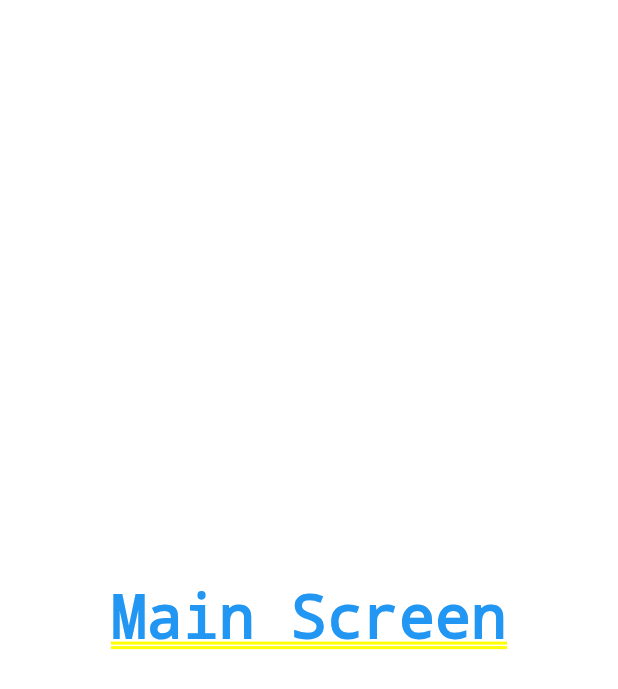
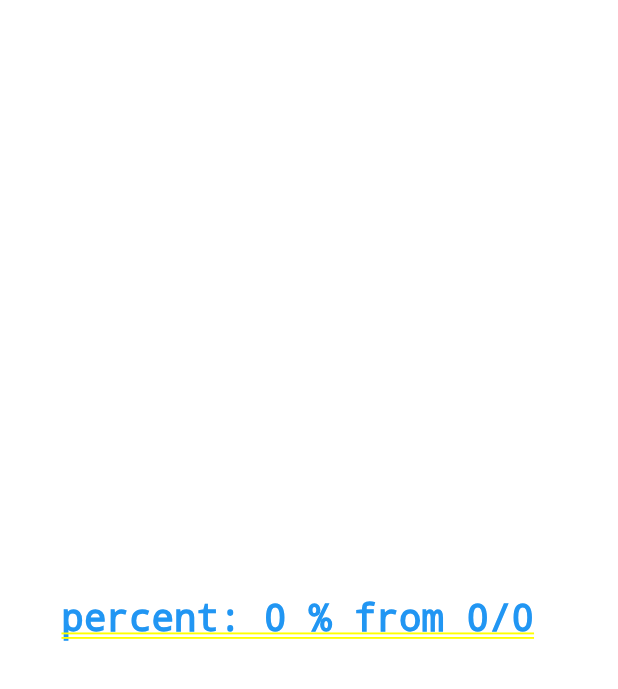
Before and after one commit to osamaaabdalmalik/elresala, a Flutter app: the screen it shows after launch, on a phone screen of 412 x 824 dp. Shown: the top 689 px of the screen. Run offline on Flutter 3.47's test engine with Material 3 defaults, Android fonts, the phone set to English and light mode, and no system bars; our stand-ins replace dartz, dropdown_button2, firebase_core, firebase_storage, flutter_easyloading, flutter_inset_box_shadow and 8 more; accounts and stored records are empty.

Commit message:
add download_files_use_case and get_surahs_use_case

```diff
--- a/lib/features/main/main_bindings.dart
+++ b/lib/features/main/main_bindings.dart
@@ -1,9 +1,9 @@
-import 'package:get/get.dart';
+import 'package:elresala/features/main/data/data_sources/main_local_data_source.dart';
 import 'package:elresala/features/main/data/data_sources/main_remote_data_source.dart';
 import 'package:elresala/features/main/data/repository/main_repo_impl.dart';
 import 'package:elresala/features/main/domain/repository/main_repo.dart';
-import 'package:elresala/features/main/domain/usecases/get_categories_as_pair_use_case.dart';
 import 'package:elresala/features/main/presentation/controller/main_controller.dart';
+import 'package:get/get.dart';
 
 class MainBindings extends Bindings {
   @override
@@ -11,11 +11,16 @@ class MainBindings extends Bindings {
     Get.put<MainRemoteDataSource>(
       MainRemoteDataSourceImpl(apiService: Get.find()),
     );
+    Get.put<MainLocalDataSource>(
+      MainLocalDataSourceImpl(pref: Get.find()),
+    );
     Get.put<MainRepo>(
-      MainRepoImpl(mainRemoteDataSource: Get.find()),
+      MainRepoImpl(
+        mainRemoteDataSource: Get.find(),
+        mainLocalDataSource: Get.find(),
+      ),
     );
 
-    Get.put(GetCategoriesAsPairUseCase(Get.find()));
     Get.put(MainController());
   }
 }
--- a/lib/features/main/presentation/screens/main_screen.dart
+++ b/lib/features/main/presentation/screens/main_screen.dart
@@ -8,12 +8,14 @@ class MainScreen extends GetView<MainController> {
 
   @override
   Widget build(BuildContext context) {
-    return const Center(
-      child: Text(
-        "Main Screen",
-        style: TextStyle(
-          fontSize: 40,
-          color: AppColors.primary,
+    return Center(
+      child: GetBuilder<MainController>(
+        builder: (controller) => Text(
+          "percent: ${(controller.progress * 100).toStringAsFixed(0)} % from ${controller.downloadedFiles}/${controller.totalFiles} ",
+          style: const TextStyle(
+            fontSize: 25,
+            color: AppColors.primary,
+          ),
         ),
       ),
     );
--- a/lib/features/quran/domain/repository/quran_repo.dart
+++ b/lib/features/quran/domain/repository/quran_repo.dart
@@ -1,7 +1,7 @@
 import 'package:dartz/dartz.dart';
 import 'package:elresala/core/errors/failures.dart';
-import 'package:elresala/features/main/domain/entities/pair_entity.dart';
+import 'package:elresala/features/quran/domain/entities/surah_entity.dart';
 
 abstract class QuranRepo {
-  Future<Either<Failure, List<Pair>>> getCategoriesAsPair({required int repositoryId});
+  Future<Either<Failure, List<Surah>>> getSurahs();
 }
--- a/lib/intial_bindings.dart
+++ b/lib/intial_bindings.dart
@@ -1,21 +1,27 @@
+import 'package:elresala/core/helpers/network_info.dart';
+import 'package:elresala/core/services/api_service.dart';
+import 'package:elresala/core/services/easy_loader_service.dart';
+import 'package:elresala/core/services/files_service.dart';
+import 'package:elresala/core/services/shared_preferences_service.dart';
 import 'package:get/get.dart';
 import 'package:http/http.dart' as http;
 import 'package:internet_connection_checker/internet_connection_checker.dart';
 import 'package:logger/logger.dart';
-import 'package:elresala/core/helpers/network_info.dart';
-import 'package:elresala/core/services/api_service.dart';
-import 'package:elresala/core/services/easy_loader_service.dart';
 
 class InitialBindings extends Bindings {
   @override
   dependencies() async {
     Get.put(Logger());
     Get.put(EasyLoaderService());
+    Get.put(SharedPreferencesService(pref: Get.find()));
     Get.put(InternetConnectionChecker());
     Get.put<NetworkInfo>(NetworkInfoImpl(Get.find()));
     Get.put(ApiService(
       client: http.Client(),
       networkInfo: Get.find(),
     ));
+    Get.put(FileService(
+      apiService: Get.find(),
+    ));
   }
 }
--- a/lib/main.dart
+++ b/lib/main.dart
@@ -2,7 +2,9 @@ import 'package:elresala/core/constants/app_keys.dart';
 import 'package:elresala/core/constants/app_pages_routes.dart';
 import 'package:elresala/core/constants/app_themes.dart';
 import 'package:elresala/core/constants/app_translations.dart';
+import 'package:elresala/firebase_options.dart';
 import 'package:elresala/intial_bindings.dart';
+import 'package:firebase_core/firebase_core.dart';
 import 'package:flutter/material.dart';
 import 'package:flutter_easyloading/flutter_easyloading.dart';
 import 'package:flutter_screenutil/flutter_screenutil.dart';
@@ -11,6 +13,9 @@ import 'package:shared_preferences/shared_preferences.dart';
 
 void main() async {
   WidgetsFlutterBinding.ensureInitialized();
+  await Firebase.initializeApp(
+    options: DefaultFirebaseOptions.currentPlatform,
+  );
   final SharedPreferences pref = await SharedPreferences.getInstance();
   Get.put(pref);
   initLang();
@@ -49,7 +54,7 @@ class MyApp extends StatelessWidget {
   Widget build(BuildContext context) {
     return ScreenUtilInit(
       builder: (_, __) => GetMaterialApp(
-        title: 'Al Mutawasit',
+        title: 'Elresala',
         debugShowCheckedModeBanner: false,
         locale: Get.find<Locale>(),
         translations: AppTranslations(),
```
Also changed, not shown: lib/core/constants/app_keys.dart (+5 -2 lines), lib/features/main/data/data_sources/main_local_data_source.dart (added, +9 -0 lines), lib/features/main/data/data_sources/main_remote_data_source.dart (+1 -34 lines), lib/features/main/data/repository/main_repo_impl.dart (+6 -21 lines), lib/features/main/domain/entities/info_file_entity.dart (added, +9 -0 lines), lib/features/main/domain/repository/main_repo.dart (+1 -7 lines), lib/features/main/domain/usecases/download_files_use_case.dart (added, +24 -0 lines), lib/features/main/presentation/controller/main_controller.dart (+18 -4 lines), lib/features/quran/data/repository/quran_repo_impl.dart (+35 -8 lines), lib/features/quran/domain/usecases/get_surahs_use_case.dart (added, +17 -0 lines), lib/features/quran/presentation/controller/quran_controller.dart (+34 -3 lines), lib/features/quran/presentation/screens/quran_screen.dart (+16 -7 lines), lib/features/quran/quran_bindings.dart (+7 -3 lines).
